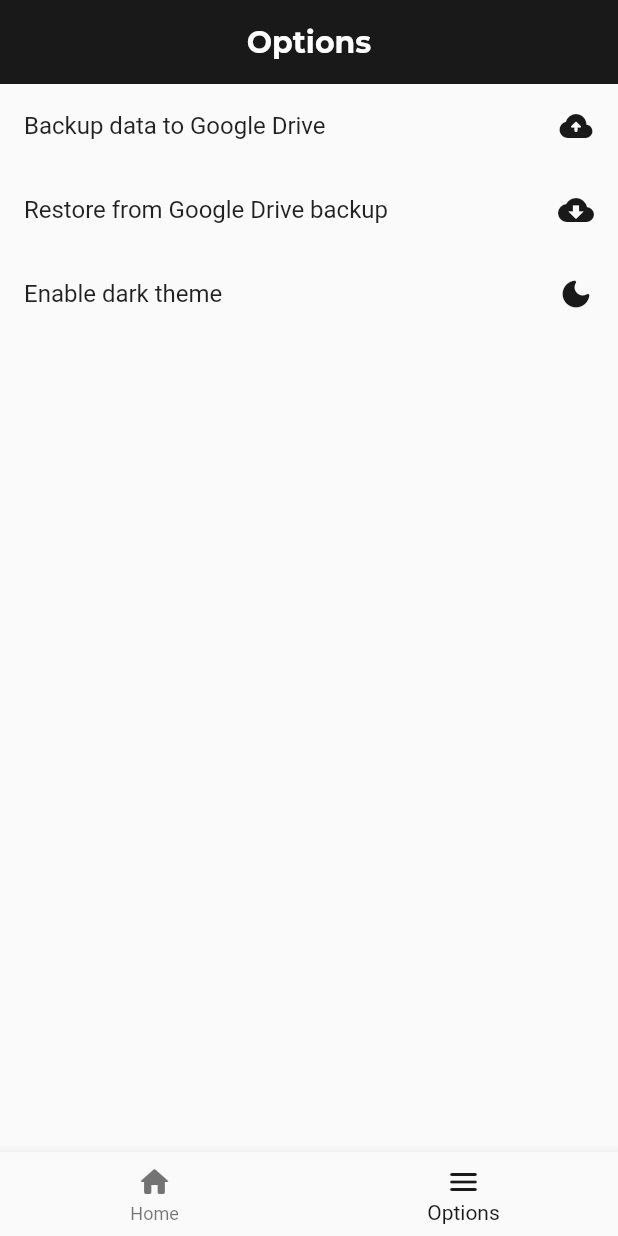
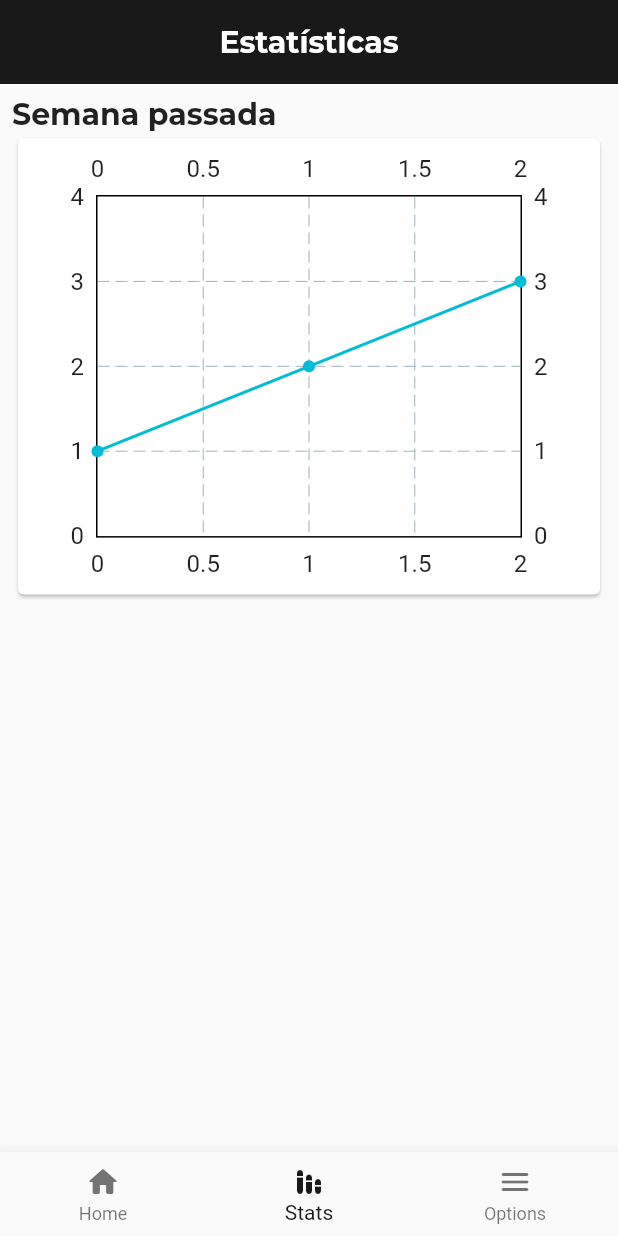
Before and after one commit to Lvght/m-lifelog, a Flutter app: the screen it shows after launch, item 2 of the bottom bar chosen, on a phone screen of 412 x 824 dp. Run offline on Flutter 3.47's test engine with Material 2 defaults, Android fonts, the phone set to English and light mode, and no system bars; drawn by our look-alikes of fl_chart; our stand-ins replace flutter_mobx, google_fonts, google_sign_in, image_picker, mobx, sqflite; missing offline and left inert: googleapis; accounts and stored records are empty; generated files the repository leaves out were written again.

Commit message:
Initial progress towards statistics screen

```diff
--- /dev/null
+++ b/lib/components/last_week_barchart.dart
@@ -0,0 +1,97 @@
+import 'package:fl_chart/fl_chart.dart';
+import 'package:flutter/material.dart';
+import 'package:lifelog/models/entry.dart';
+import 'package:lifelog/models/weekday_average.dart';
+import 'package:lifelog/state/master_store.dart';
+import 'package:provider/provider.dart';
+
+class LastWeekBarchart extends StatelessWidget {
+  const LastWeekBarchart({Key? key}) : super(key: key);
+
+  @override
+  Widget build(BuildContext context) {
+    return Card(
+        child: Padding(
+      padding: const EdgeInsets.all(8.0),
+      child: FutureBuilder<List<WeekdayAverage>>(
+        future: _last7DaysStats(context),
+        builder: (BuildContext context,
+            AsyncSnapshot<List<WeekdayAverage>> snapshot) {
+          switch (snapshot.connectionState) {
+            case ConnectionState.none:
+            case ConnectionState.waiting:
+            case ConnectionState.active:
+              return const Center(child: CircularProgressIndicator());
+
+            case ConnectionState.done:
+            default:
+              if (snapshot.hasData && !snapshot.hasError) {
+                return _getBarChart(context, snapshot.data!);
+              }
+
+              return const Text('Algo deu errado.');
+          }
+        },
+      ),
+    ));
+  }
+
+  Widget _getBarChart(BuildContext context, List<WeekdayAverage> averages) {
+    return LineChart(
+      LineChartData(
+        maxY: 4,
+        minY: 0,
+        lineBarsData: [
+          LineChartBarData(
+            spots: <FlSpot>[
+              FlSpot(0, 1),
+              FlSpot(1, 2),
+              FlSpot(2, 3),
+            ],
+          ),
+        ],
+      ),
+    );
+  }
+
+  Future<List<WeekdayAverage>> _last7DaysStats(BuildContext context) async {
+    await Future.delayed(Duration(seconds: 3));
+
+    final List<Entry> entries =
+        await Provider.of<MasterStore>(context, listen: false)
+            .getLast7DaysEntries();
+
+    print('Received ${entries.length} in top level');
+
+    Map<int, List<Entry>> entriesByWeekDay = {};
+    List<WeekdayAverage> result = [];
+
+    for (int i = 1; i <= 7; i++) {
+      List<Entry> entriesForToday =
+          entries.where((element) => element.createdAt.weekday == i).toList();
+
+      if (entriesForToday.isNotEmpty) {
+        int totalMood = 0;
+        int totalOfEntriesThatHaveMood = 0;
+        double average = 0.0;
+
+        for (Entry e in entriesForToday) {
+          if (e.sentiment != null) {
+            totalMood += e.sentiment!;
+            totalOfEntriesThatHaveMood++;
+          }
+        }
+
+        average = totalMood / totalOfEntriesThatHaveMood;
+
+        result.add(WeekdayAverage(entriesForToday.first.createdAt, average));
+      }
+
+      entriesByWeekDay.addAll({
+        i: entries.where((element) => element.createdAt.weekday == i).toList()
+      });
+    }
+
+    return [];
+  }
+}
--- a/lib/l10n/app_en.arb
+++ b/lib/l10n/app_en.arb
@@ -7,6 +7,7 @@
     "activateDarkTheme": "Enable dark theme",
     "disableDarkTheme": "Disable dark theme",
     "labelHomePage": "Home",
+    "labelStatsPage": "Stats",
     "labelOptionsPage": "Options",
     "googleLogout": "You logged out successfully",
     "backupToGDrive": "Backup data to Google Drive",
--- a/lib/l10n/app_pt.arb
+++ b/lib/l10n/app_pt.arb
@@ -4,6 +4,7 @@
     "activateDarkTheme": "Ativar o tema escuro",
     "disableDarkTheme": "Desativar o tema escuro",
     "labelHomePage": "Diário",
+    "labelStatsPage": "Estatísticas",
     "labelOptionsPage": "Opções",
     "googleLogout": "Você saiu da sua conta Google",
     "backupToGDrive": "Fazer backup no Google Drive",
--- /dev/null
+++ b/lib/models/weekday_average.dart
@@ -0,0 +1,7 @@
+class WeekdayAverage {
+  final double average;
+  final DateTime date;
+
+  WeekdayAverage(DateTime d, this.average)
+      : date = DateTime(d.year, d.month, d.day);
+}
--- /dev/null
+++ b/lib/screens/statistics_screen.dart
@@ -0,0 +1,47 @@
+import 'package:flutter/material.dart';
+import 'package:fl_chart/fl_chart.dart';
+import 'package:lifelog/components/last_week_barchart.dart';
+import 'package:lifelog/state/master_store.dart';
+import 'package:mobx/mobx.dart';
+import 'package:provider/provider.dart';
+
+class StatisticsScreen extends StatefulWidget {
+  const StatisticsScreen({Key? key}) : super(key: key);
+
+  @override
+  State<StatisticsScreen> createState() => _StatisticsScreenState();
+}
+
+class _StatisticsScreenState extends State<StatisticsScreen> {
+  List<ReactionDisposer>? _disposers;
+
+  @override
+  void didChangeDependencies() {
+    super.didChangeDependencies();
+
+    _disposers ??= [
+      // reaction<bool>((_) => Provider.of<MasterStore>(context, listen: false).entriesChanged, (bool v) {}),
+    ];
+  }
+
+  @override
+  Widget build(BuildContext context) {
+    return Scaffold(
+      appBar: AppBar(
+        title: Text('Estatísticas'),
+      ),
+      body: Padding(
+        padding: const EdgeInsets.all(8.0),
+        child: ListView(
+          children: [
+            Text(
+              'Semana passada',
+              style: Theme.of(context).textTheme.headline6,
+            ),
+            LastWeekBarchart(),
+          ],
+        ),
+      ),
+    );
+  }
+}
--- a/lib/screens/wrapper.dart
+++ b/lib/screens/wrapper.dart
@@ -2,6 +2,7 @@ import 'package:flutter/material.dart';
 import 'package:lifelog/screens/main_screen.dart';
 import 'package:lifelog/screens/options_screen.dart';
 import 'package:flutter_gen/gen_l10n/app_localizations.dart';
+import 'package:lifelog/screens/statistics_screen.dart';
 
 class Wrapper extends StatefulWidget {
   const Wrapper({Key? key}) : super(key: key);
@@ -24,6 +25,7 @@ class _WrapperState extends State<Wrapper> {
           index: _index,
           children: const [
             MainScreen(),
+            StatisticsScreen(),
             OptionsScreen(),
           ],
         ),
@@ -35,6 +37,9 @@ class _WrapperState extends State<Wrapper> {
                 icon: const Icon(Icons.home_rounded),
                 label: AppLocalizations.of(context)!.labelHomePage),
             BottomNavigationBarItem(
+                icon: const Icon(Icons.stacked_bar_chart_rounded),
+                label: AppLocalizations.of(context)!.labelStatsPage),
+            BottomNavigationBarItem(
                 icon: const Icon(Icons.menu_rounded),
                 label: AppLocalizations.of(context)!.labelOptionsPage),
           ],
--- a/pubspec.yaml
+++ b/pubspec.yaml
@@ -49,6 +49,7 @@ dependencies:
   googleapis: ^6.0.0
   path_provider: ^2.0.5
   intl: ^0.17.0
+  fl_chart: ^0.40.2
 
 dev_dependencies:
   flutter_test:
```
Also changed, not shown: lib/state/master_store.dart (+18 -0 lines), pubspec.lock.
